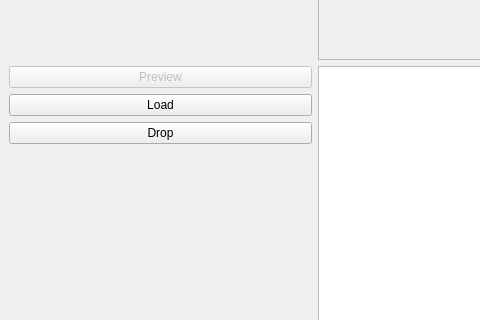
This is ui/iogen_main.ui in DamirKh/io_ref as Qt 5 draws it before an edit; both pictures show x 0 to 480 and y 208 to 528 of the 1229 by 755 pixel window. The edited form follows.
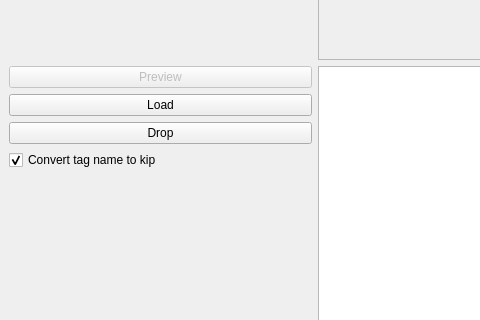
This is the edited form.

Patch:
```diff
--- a/ui/iogen_main.ui
+++ b/ui/iogen_main.ui
@@ -78,6 +78,16 @@
           </property>
          </widget>
         </item>
+        <item>
+         <widget class="QCheckBox" name="checkBox_useKip">
+          <property name="text">
+           <string>Convert tag name to kip</string>
+          </property>
+          <property name="checked">
+           <bool>true</bool>
+          </property>
+         </widget>
+        </item>
         <item>
          <spacer name="verticalSpacer_3">
           <property name="orientation">
```
